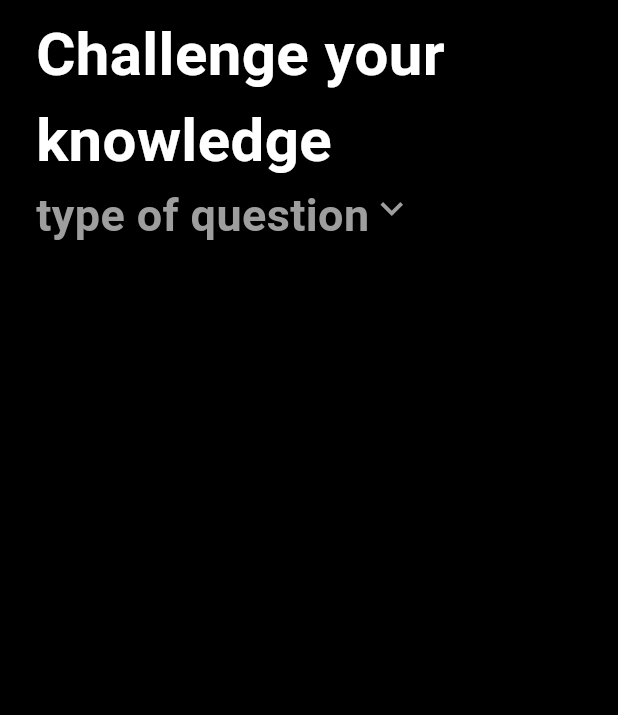
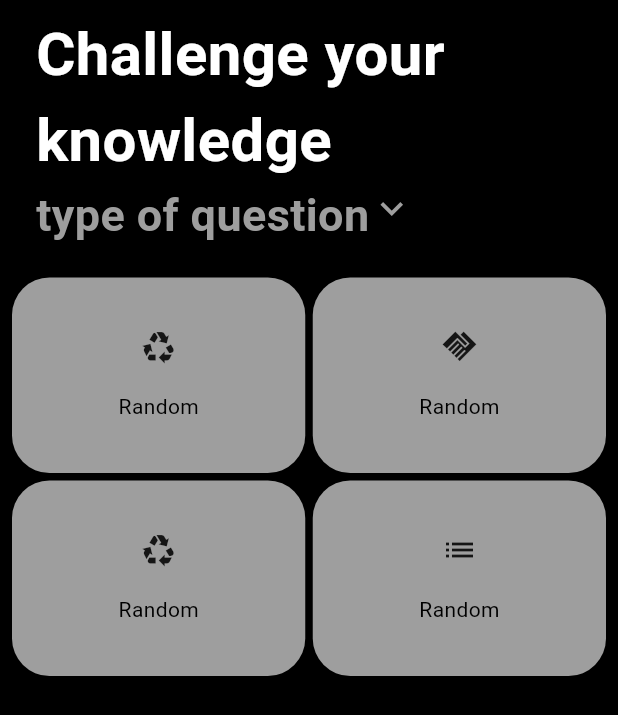
Before and after one commit to Dejito/exam_prep, a Flutter app: the PracticeScreen screen opened directly, on a phone screen of 412 x 824 dp. Shown: the top 715 px of the screen. Run offline on Flutter 3.47's test engine with Material 3 defaults, Android fonts, the phone set to English and light mode, and no system bars.

Commit message:
gridview added

```diff
--- a/lib/models/practice_grid_model.dart
+++ b/lib/models/practice_grid_model.dart
@@ -2,17 +2,16 @@
 import 'package:flutter/material.dart';
 
 class PracticeGridModel {
-
+  final String id;
   final IconData iconData;
   final String label;
 
-  PracticeGridModel(this.iconData, this.label);
+  const PracticeGridModel(this.id, this.iconData, this.label);
 }
 
-final List<PracticeGridModel> practiceGridModelItems = [
-  PracticeGridModel(Icons.recycling, "Random"),
-  PracticeGridModel(Icons.handshake_sharp, "Random"),
-  PracticeGridModel(Icons.recycling, "Random"),
-  PracticeGridModel(Icons.list, "Random"),
-
+const List<PracticeGridModel> practiceGridModelItems = [
+  PracticeGridModel("1", Icons.recycling, "Random"),
+  PracticeGridModel("2", Icons.handshake_sharp, "Random"),
+  PracticeGridModel("3", Icons.recycling, "Random"),
+  PracticeGridModel("4", Icons.list, "Random"),
 ];
--- a/lib/module/exam_practise/practice_screen.dart
+++ b/lib/module/exam_practise/practice_screen.dart
@@ -1,4 +1,5 @@
 import 'package:exam_prep/module/dashboard/dashboard_widgets.dart';
+import 'package:exam_prep/module/exam_practise/practice_widgets.dart';
 import 'package:flutter/material.dart';
 
 import '../../constant/app_assets.dart';
@@ -31,7 +32,9 @@ class _PracticeScreenState extends State<PracticeScreen> {
                 bottomTextColor: Colors.grey,
                 bottomFontSize: 30,
                 isDashboardScreen: false
-              )
+              ),
+              const SizedBox(height: 20,),
+              practiceGridView()
             ],
           ),
         ),
--- a/lib/module/exam_practise/practice_widgets.dart
+++ b/lib/module/exam_practise/practice_widgets.dart
@@ -1,29 +1,31 @@
+import 'package:exam_prep/models/practice_grid_model.dart';
 import 'package:exam_prep/module/widgets.dart';
 import 'package:flutter/material.dart';
 
 Widget practiceGridView() {
   return GridView(
-    children: [
-
-    ],
-    gridDelegate: SliverGridDelegateWithMaxCrossAxisExtent(
+    gridDelegate: const SliverGridDelegateWithMaxCrossAxisExtent(
       maxCrossAxisExtent: 200,
       childAspectRatio: 3 / 2,
       crossAxisSpacing: 5,
       mainAxisSpacing: 5,
     ),
+    shrinkWrap: true,
+    physics: const NeverScrollableScrollPhysics(),
+    children: practiceGridModelItems.map((item) {
+      return practiceGridCard(
+        label: item.label,
+        icon: item.iconData,
+      );
+    }).toList(),
   );
 }
 
 Widget practiceGridCard({
   required String label,
   required IconData icon,
-  required Function() onTap,
 }) {
-  return InkWell(
-    onTap: onTap,
-    splashColor: Colors.grey,
-    child: Container(
+  return Container(
     height: 160,
     padding: const EdgeInsets.all(16.0),
     decoration: BoxDecoration(
@@ -42,6 +44,5 @@ Widget practiceGridCard({
         titleText(text: label),
       ],
     ),
-    ),
   );
 }
```
Lines whose indentation alone changed are shown as unchanged.
